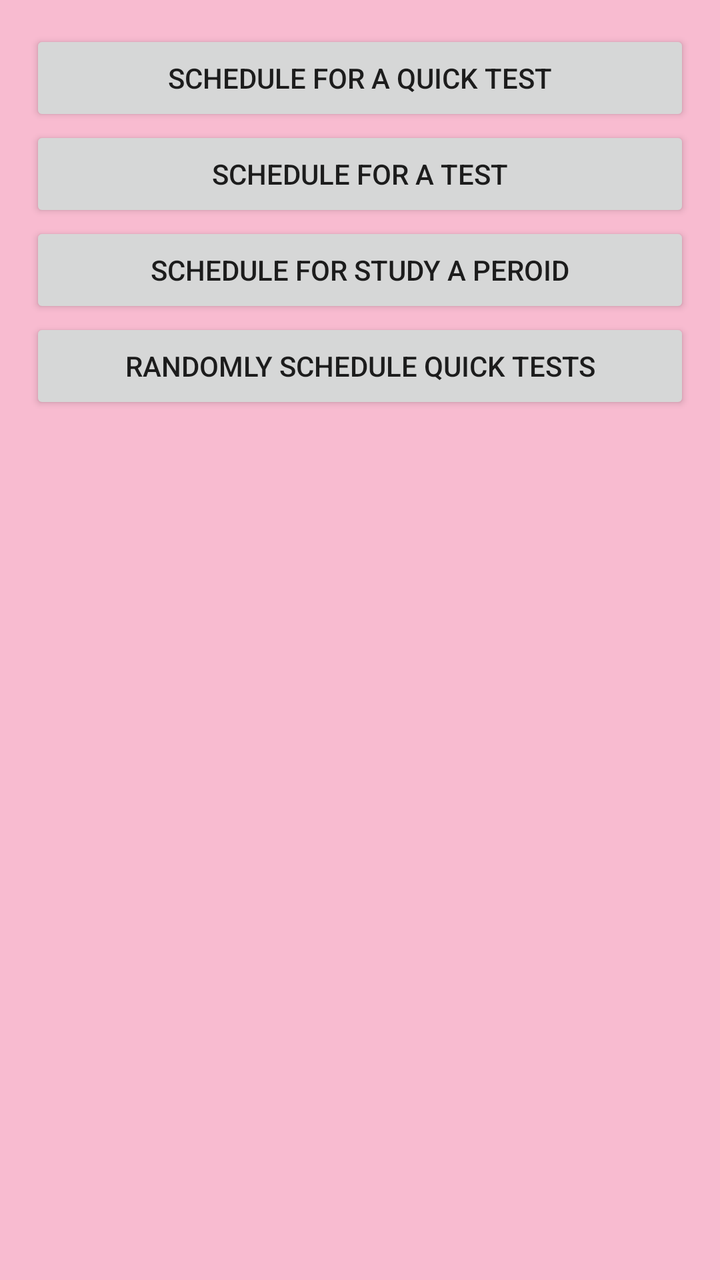
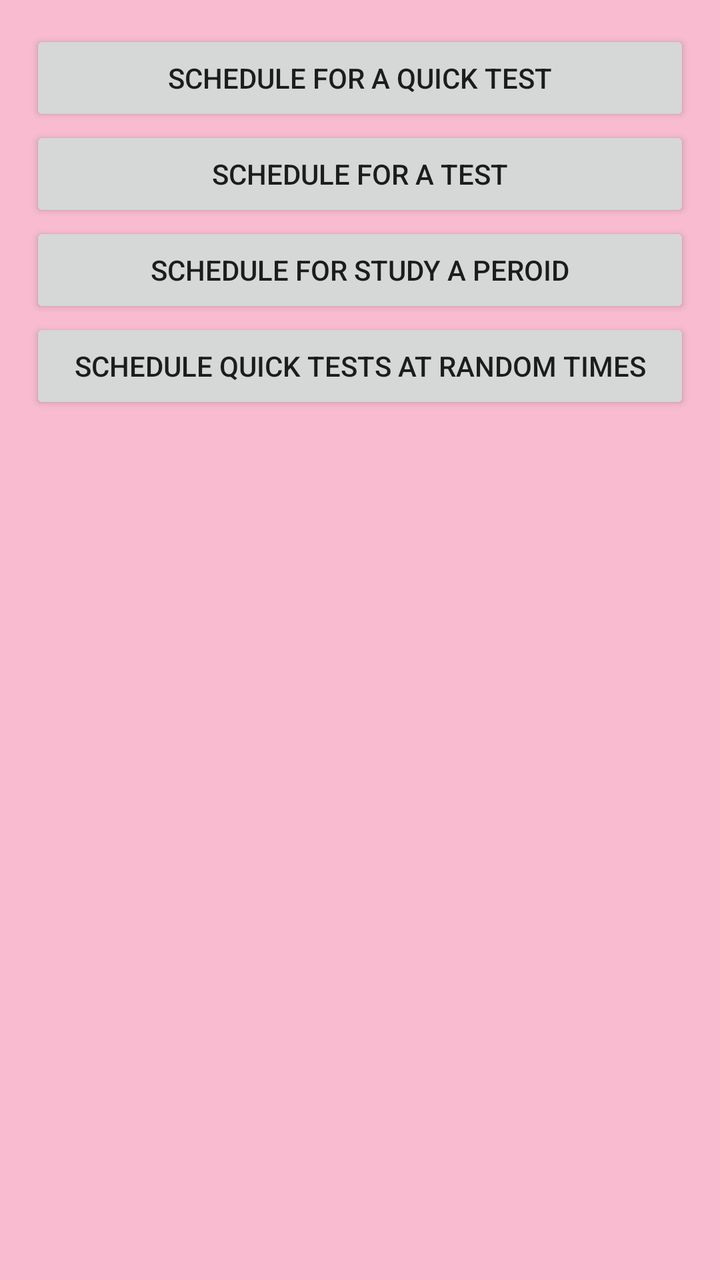

The first picture is an Android layout as it rendered before a commit; the second is the same layout after the commit. The layout source and the unified diff follow.
<!-- AndroidManifest.xml: application theme MyMaterialTheme -->
<!-- res/layout/schedule_in_field_dialog_fragment.xml -->
<?xml version="1.0" encoding="utf-8"?>
<LinearLayout xmlns:android="http://schemas.android.com/apk/res/android"
    android:layout_width="match_parent"
    android:layout_height="match_parent"
    android:orientation="vertical"
    android:padding="15dp">

    <Button
        android:id="@+id/schedule_quick_test"
        android:layout_width="match_parent"
        android:layout_height="wrap_content"
        android:text="@string/schedule_quick_test"
         />

    <Button
        android:id="@+id/schedule_test"
        android:layout_width="match_parent"
        android:layout_height="wrap_content"
        android:text="@string/schedule_text"
        />

    <Button
        android:id="@+id/schedule_study_period"
        android:layout_width="match_parent"
        android:layout_height="wrap_content"
        android:text="@string/schedule_study_perioid"
        />
    <Button
        android:id="@+id/schedule_random_quick_test"
        android:layout_width="match_parent"
        android:layout_height="wrap_content"
        android:text="Randomly Schedule Quick Tests"
        />


</LinearLayout>
<!-- resources referenced by this layout -->
<resources>
  <string name="schedule_quick_test">Schedule for a Quick Test</string>
  <string name="schedule_study_perioid">Schedule for Study a Peroid</string>
  <string name="schedule_text">Schedule for a Test</string>
  <style name="MyMaterialTheme" parent="MyMaterialTheme.Base">
  
      </style>
  <style name="MyMaterialTheme.Base" parent="Theme.AppCompat.Light.DarkActionBar">
          <item name="windowNoTitle">true</item>
          <item name="windowActionBar">false</item>
          <item name="colorPrimary">@color/colorPrimary</item>
          <item name="colorPrimaryDark">@color/colorPrimaryDark</item>
          <item name="colorAccent">@color/colorAccent</item>
          <item name="android:windowBackground">@color/windowBackground</item>
      </style>
  <color name="colorPrimary">#EC407A</color>
  <color name="colorPrimaryDark">#AD1457</color>
  <color name="colorAccent">#EA80FC</color>
  <color name="windowBackground">#F8BBD0</color>
</resources>

<!-- the commit's change to res/layout/schedule_in_field_dialog_fragment.xml (unified diff, before → after) -->
@@ -29,7 +29,7 @@
         android:id="@+id/schedule_random_quick_test"
         android:layout_width="match_parent"
         android:layout_height="wrap_content"
-        android:text="Randomly Schedule Quick Tests"
+        android:text="@string/randomly_schedule_quick_tests"
         />
 
 
<!-- resource entries referenced after the edit -->
@@ -1,5 +1,6 @@
 <!-- resources referenced by this layout -->
 <resources>
+  <string name="randomly_schedule_quick_tests">Schedule Quick Tests At Random Times</string>
   <string name="schedule_quick_test">Schedule for a Quick Test</string>
   <string name="schedule_study_perioid">Schedule for Study a Peroid</string>
   <string name="schedule_text">Schedule for a Test</string>
